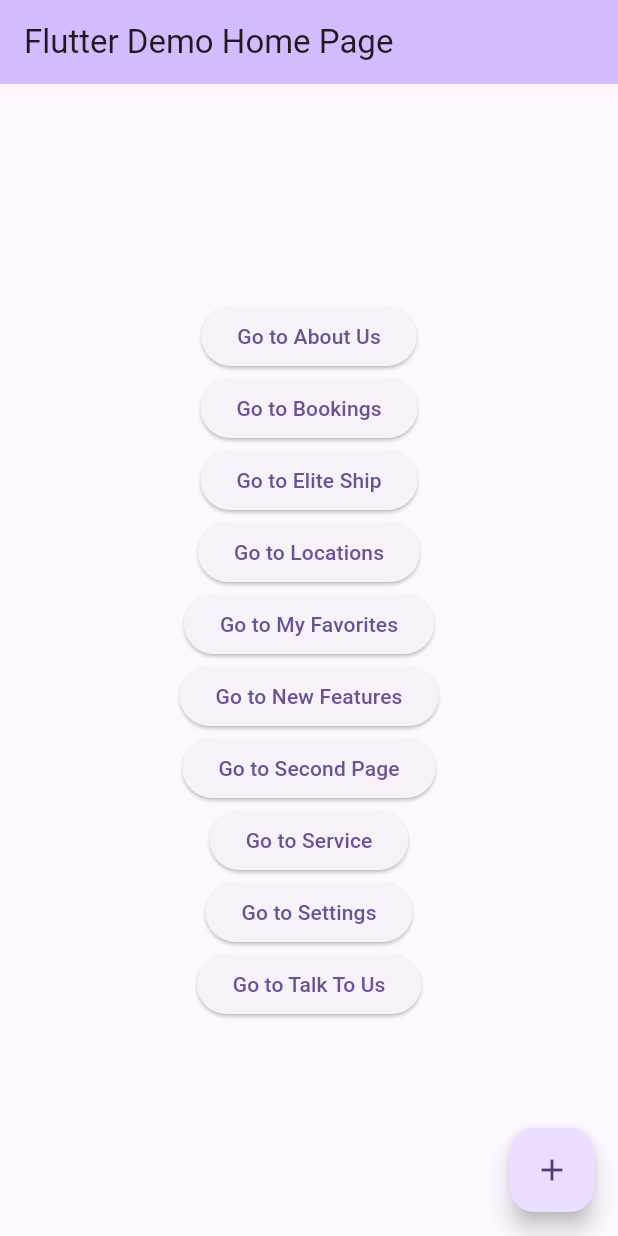
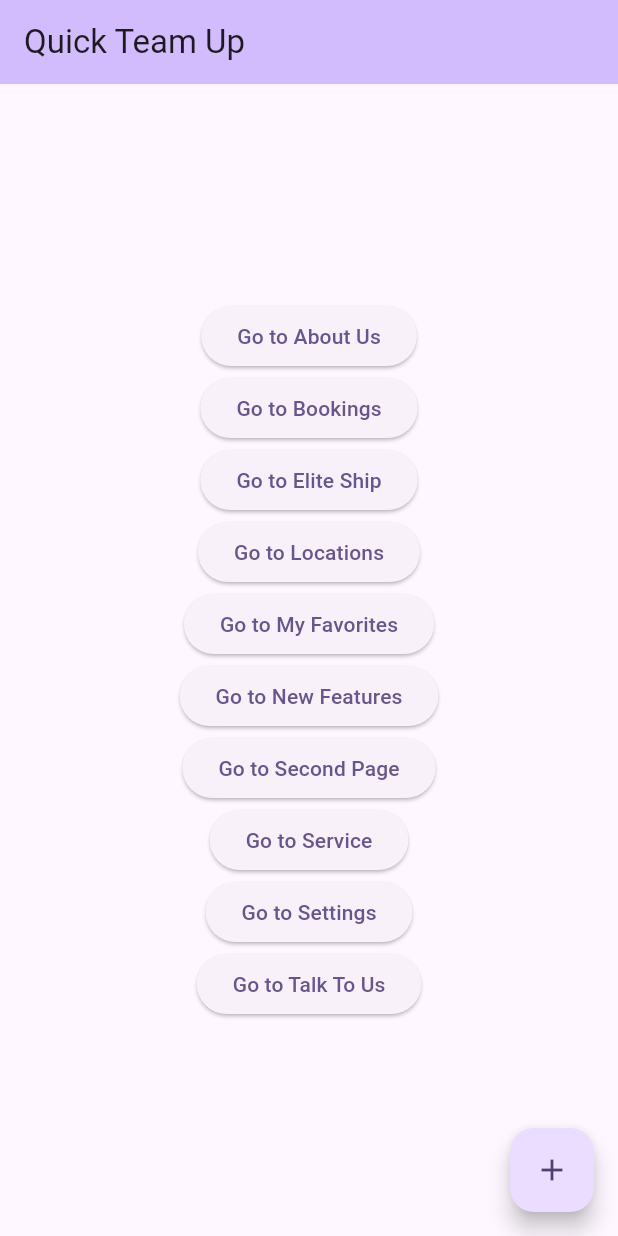
Before and after one commit to mohdaslam01/-XCrossPlatform-App, a Flutter app: the screen it shows after launch, on a phone screen of 412 x 824 dp. Run offline on Flutter 3.47's test engine with Material 3 defaults, Android fonts, the phone set to English and light mode, and no system bars.

Commit message:
changged name to Quick Tema up in home page

```diff
--- a/projectapp/lib/main.dart
+++ b/projectapp/lib/main.dart
@@ -42,7 +42,7 @@ class MyApp extends StatelessWidget {
         colorScheme: ColorScheme.fromSeed(seedColor: Colors.deepPurple),
         useMaterial3: true,
       ),
-      home: const MyHomePage(title: 'Flutter Demo Home Page'),
+      home: const MyHomePage(title: 'Quick Team Up'),
     );
   }
 }
```
